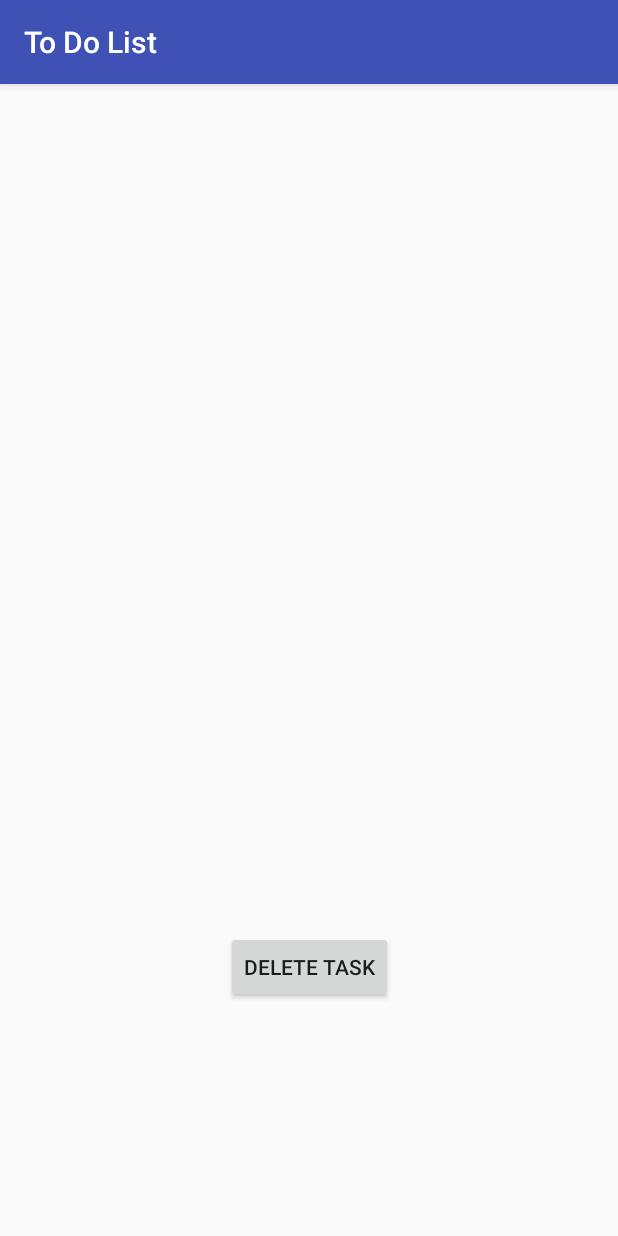
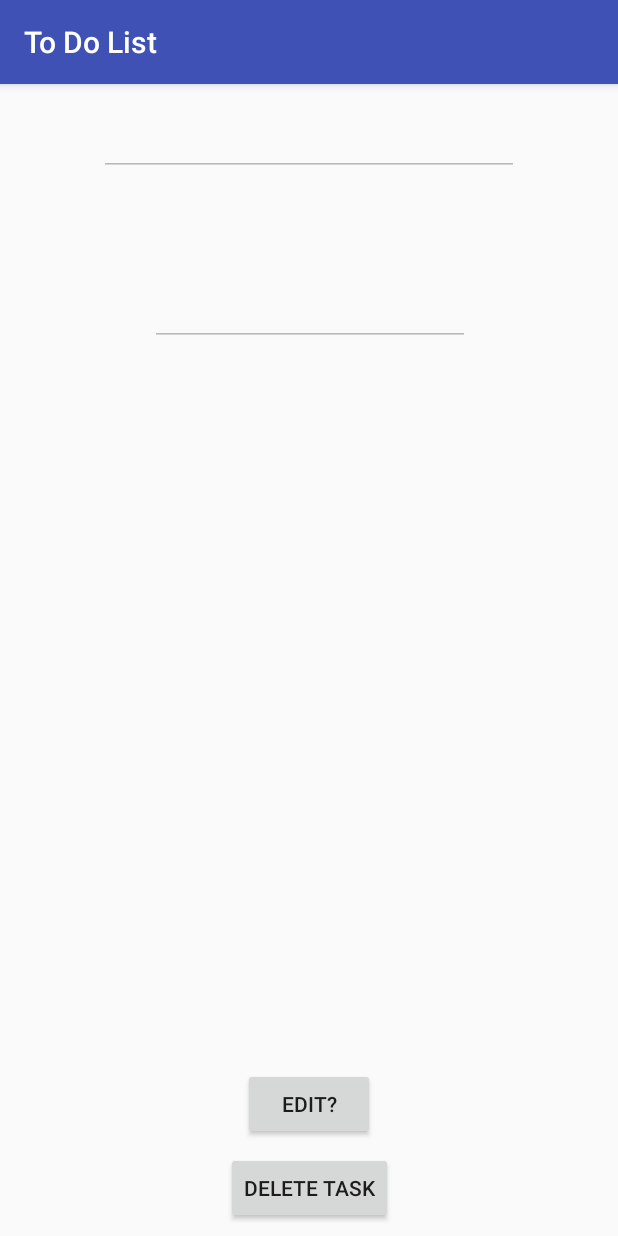
Before and after one commit to AFed29/android-todo-list, an Android app: the TaskInfoActivity screen opened directly, with no data from a screen before it, on a phone screen of 412 x 824 dp. Run offline under Robolectric (Android 15) with nearby library versions, the phone set to English and light mode, and no system bars; 2 statements that could not run were skipped.

Commit message:
Added ability to edit tasks. Closes #12

```diff
--- a/app/src/main/java/com/example/alex/todolist/Activities/TaskInfoActivity.java
+++ b/app/src/main/java/com/example/alex/todolist/Activities/TaskInfoActivity.java
@@ -4,6 +4,7 @@ import android.content.Intent;
 import android.support.v7.app.AppCompatActivity;
 import android.os.Bundle;
 import android.view.View;
+import android.widget.Button;
 import android.widget.TextView;
 
 import com.example.alex.todolist.Database.TaskDbHelper;
@@ -14,6 +15,9 @@ public class TaskInfoActivity extends AppCompatActivity {
     private TextView task_name;
     private TextView task_description;
     Task task;
+    boolean editing;
+    Button updateButton;
+    TaskDbHelper taskDbHelper;
 
 
     @Override
@@ -24,16 +28,40 @@ public class TaskInfoActivity extends AppCompatActivity {
         Intent intent = getIntent();
         task = (Task) intent.getSerializableExtra("task");
 
+        taskDbHelper = new TaskDbHelper(this);
+
         task_name = findViewById(R.id.task_name_info);
         task_description = findViewById(R.id.task_description_info);
+        updateButton = findViewById(R.id.update_button);
 
         task_name.setText(task.getTaskName());
         task_description.setText(task.getDescription());
+
+        editing = false;
+        task_name.setEnabled(editing);
+        task_description.setEnabled(editing);
     }
 
     public void onDeleteButtonClicked(View view) {
-        TaskDbHelper taskDbHelper = new TaskDbHelper(this);
         taskDbHelper.deleteOne(task);
         finish();
     }
+
+    public void onEditClicked(View view) {
+        if (editing) {
+            String edited_name = task_name.getText().toString();
+            String edited_description = task_description.getText().toString();
+
+            task.setName(edited_name);
+            task.setDescription(edited_description);
+
+            taskDbHelper.update(task);
+            finish();
+        } else {
+            editing = true;
+            updateButton.setText(R.string.update_task_button_text);
+            task_name.setEnabled(editing);
+            task_description.setEnabled(editing);
+        }
+    }
 }
--- a/app/src/main/res/layout/activity_add_task.xml
+++ b/app/src/main/res/layout/activity_add_task.xml
@@ -14,8 +14,8 @@
         android:layout_marginStart="8dp"
         android:layout_marginTop="16dp"
         android:ems="10"
-        android:hint="Task Name"
-        android:inputType="textPersonName"
+        android:hint="@string/task_name_text"
+        android:inputType="textCapWords"
         app:layout_constraintEnd_toEndOf="parent"
         app:layout_constraintStart_toStartOf="parent"
         app:layout_constraintTop_toTopOf="parent" />
@@ -28,7 +28,7 @@
         android:layout_marginStart="8dp"
         android:layout_marginTop="64dp"
         android:ems="10"
-        android:inputType="textMultiLine"
+        android:inputType="textMultiLine|textCapSentences"
         app:layout_constraintEnd_toEndOf="parent"
         app:layout_constraintHorizontal_bias="0.503"
         app:layout_constraintStart_toStartOf="parent"
--- a/app/src/main/res/layout/activity_task_info.xml
+++ b/app/src/main/res/layout/activity_task_info.xml
@@ -6,7 +6,7 @@
     android:layout_height="match_parent"
     tools:context="com.example.alex.todolist.Activities.TaskInfoActivity">
 
-    <TextView
+    <EditText
         android:id="@+id/task_name_info"
         android:layout_width="wrap_content"
         android:layout_height="wrap_content"
@@ -16,12 +16,13 @@
         android:ems="10"
         android:textColor="@color/colorPrimaryDark"
         android:textSize="24sp"
+        android:inputType="textCapWords"
         app:layout_constraintEnd_toEndOf="parent"
         app:layout_constraintStart_toStartOf="parent"
         app:layout_constraintTop_toTopOf="parent"
         tools:text="Task Name" />
 
-    <TextView
+    <EditText
         android:id="@+id/task_description_info"
         android:layout_width="wrap_content"
         android:layout_height="wrap_content"
@@ -31,6 +32,7 @@
         android:ems="10"
         android:textColor="@color/colorPrimaryDark"
         android:textSize="18sp"
+        android:inputType="textMultiLine|textCapSentences"
         app:layout_constraintEnd_toEndOf="parent"
         app:layout_constraintHorizontal_bias="0.503"
         app:layout_constraintStart_toStartOf="parent"
@@ -44,12 +46,27 @@
         android:layout_marginBottom="8dp"
         android:layout_marginEnd="8dp"
         android:layout_marginStart="8dp"
-        android:layout_marginTop="284dp"
         android:onClick="onDeleteButtonClicked"
         android:text="@string/delete_button"
         app:layout_constraintBottom_toBottomOf="parent"
         app:layout_constraintEnd_toEndOf="parent"
         app:layout_constraintHorizontal_bias="0.501"
+        app:layout_constraintStart_toStartOf="parent" />
+
+    <Button
+        android:id="@+id/update_button"
+        android:layout_width="wrap_content"
+        android:layout_height="wrap_content"
+        android:layout_marginBottom="8dp"
+        android:layout_marginEnd="8dp"
+        android:layout_marginStart="8dp"
+        android:layout_marginTop="8dp"
+        android:onClick="onEditClicked"
+        android:text="@string/edit_switch_text"
+        app:layout_constraintBottom_toTopOf="@+id/delete_task_button"
+        app:layout_constraintEnd_toEndOf="parent"
         app:layout_constraintStart_toStartOf="parent"
-        app:layout_constraintTop_toBottomOf="@+id/task_description_info" />
+        app:layout_constraintTop_toBottomOf="@+id/task_description_info"
+        app:layout_constraintVertical_bias="1.0" />
+
 </android.support.constraint.ConstraintLayout>
--- a/app/src/main/res/values/strings.xml
+++ b/app/src/main/res/values/strings.xml
@@ -2,4 +2,7 @@
     <string name="app_name">To Do List</string>
     <string name="save_task_button_text">Add Task</string>
     <string name="delete_button">Delete Task</string>
+    <string name="task_name_text">Task Name</string>
+    <string name="edit_switch_text">Edit?</string>
+    <string name="update_task_button_text">Update Task</string>
 </resources>
```
Also changed, not shown: app/src/main/java/com/example/alex/todolist/Models/Task.java (+8 -0 lines).
